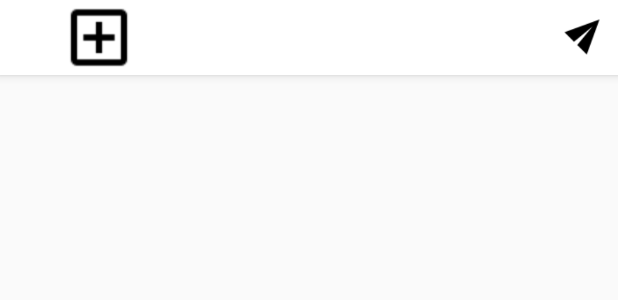
After one commit to Deffohn/wojak-memerealm, an Android app: the layout fragment_home.xml on its own in the app's theme, with its tools: preview values and no code run, on a phone screen of 412 x 824 dp. The commit adds this screen. Shown: the top 300 px of the screen. Run offline under Robolectric (Android 15) with nearby library versions, the phone set to English and light mode, and no system bars.

Commit message:
Create fragments, setup home fragment layout

```diff
--- /dev/null
+++ b/app/src/main/res/layout/fragment_home.xml
@@ -0,0 +1,44 @@
+<?xml version="1.0" encoding="utf-8"?>
+<RelativeLayout xmlns:android="http://schemas.android.com/apk/res/android"
+    xmlns:tools="http://schemas.android.com/tools"
+    android:layout_width="match_parent"
+    android:layout_height="match_parent"
+    tools:context=".fragments.HomeFragment">
+
+    <com.google.android.material.appbar.AppBarLayout
+        android:id="@+id/app_bar_layout"
+        android:layout_width="match_parent"
+        android:layout_height="wrap_content">
+
+        <androidx.appcompat.widget.Toolbar
+            android:id="@+id/home_toolbar"
+            android:layout_width="match_parent"
+            android:layout_height="50dp"
+            android:background="@android:color/white">
+
+            <RelativeLayout
+                android:layout_width="match_parent"
+                android:layout_height="wrap_content">
+
+                <ImageView
+                    android:layout_width="100dp"
+                    android:layout_height="50dp"
+                    android:layout_alignParentStart="true"
+                    android:src="@drawable/add" />
+
+                <ImageView
+                    android:layout_width="wrap_content"
+                    android:layout_height="28dp"
+                    android:src="@drawable/send_icon"
+                    android:layout_centerInParent="true"
+                    android:layout_alignParentEnd="true" />
+            </RelativeLayout>
+        </androidx.appcompat.widget.Toolbar>
+    </com.google.android.material.appbar.AppBarLayout>
+
+    <androidx.recyclerview.widget.RecyclerView
+        android:id="@+id/recycler_view_home"
+        android:layout_width="match_parent"
+        android:layout_height="match_parent"
+        android:layout_below="@+id/app_bar_layout" />
+</RelativeLayout>
```
Also changed, not shown: app/src/main/java/fr/stks/wojakmemesrealm/fragments/HomeFragment.kt (added, +26 -0 lines), app/src/main/java/fr/stks/wojakmemesrealm/fragments/NotificationsFragment.kt (added, +26 -0 lines), app/src/main/java/fr/stks/wojakmemesrealm/fragments/SearchFragment.kt (added, +26 -0 lines), app/src/main/res/layout/activity_main.xml (+21 -8 lines), app/src/main/res/layout/fragment_notifications.xml (added, +14 -0 lines), app/src/main/res/layout/fragment_search.xml (added, +14 -0 lines).
